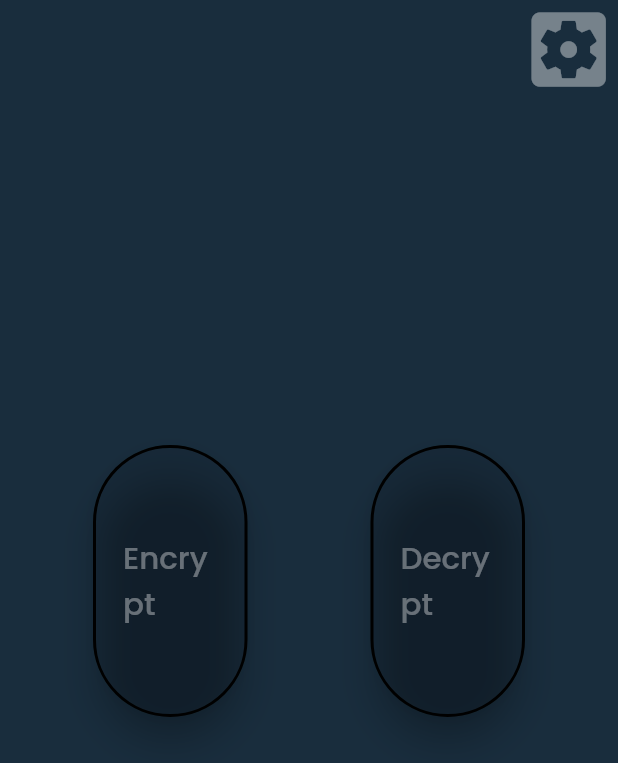
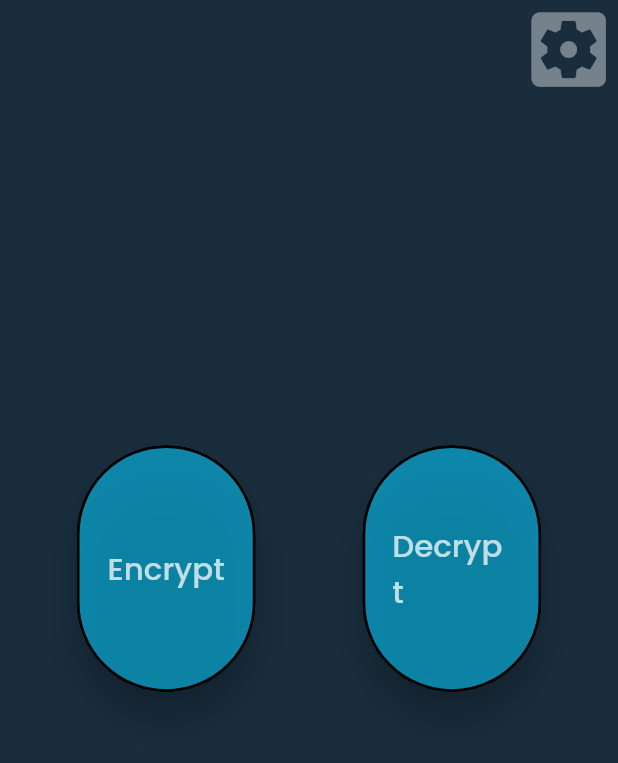
Before and after one commit to rohsaurus/Cerberus, a Flutter app: the HomeScreen screen opened directly, on a phone screen of 412 x 824 dp. Shown: the top 763 px of the screen. Run offline on Flutter 3.47's test engine with Material 2 defaults, Android fonts, the phone set to English and light mode, and no system bars; our stand-ins replace email_validator, google_fonts; missing offline and left inert: aes256gcm, dargon2_flutter, fast_rsa, flutter_acrylic; network calls fail.

Commit message:
Made some color adjustments to the home screen to make it more visually appealing

```diff
--- a/cerberus/lib/pages/home_screen.dart
+++ b/cerberus/lib/pages/home_screen.dart
@@ -57,11 +57,11 @@ class _HomeScreenState extends State<HomeScreen> {
     return Container(
       margin: EdgeInsets.only(left: 20, right: 20),
       child: SizedBox(
-        height: MediaQuery.of(context).size.height * .22,
-        width: MediaQuery.of(context).size.width * .25,
+        height: MediaQuery.of(context).size.height * .2,
+        width: MediaQuery.of(context).size.width * .29,
         child: ElevatedButton(
           style: ElevatedButton.styleFrom(
-            primary: Color.fromARGB(14, 0, 0, 0),
+            primary: Color.fromARGB(144, 7, 205, 255),
             onPrimary: Colors.white,
             side: BorderSide(
               width: 2,
@@ -77,7 +77,7 @@ class _HomeScreenState extends State<HomeScreen> {
             style: TextStyle(
                 fontSize: MediaQuery.of(context).size.width / 20,
                 fontFamily: "Poppins",
-                color: Color.fromARGB(94, 253, 253, 253)),
+                color: Color.fromARGB(190, 253, 253, 253)),
           ),
           onPressed: () {},
         ),
```
